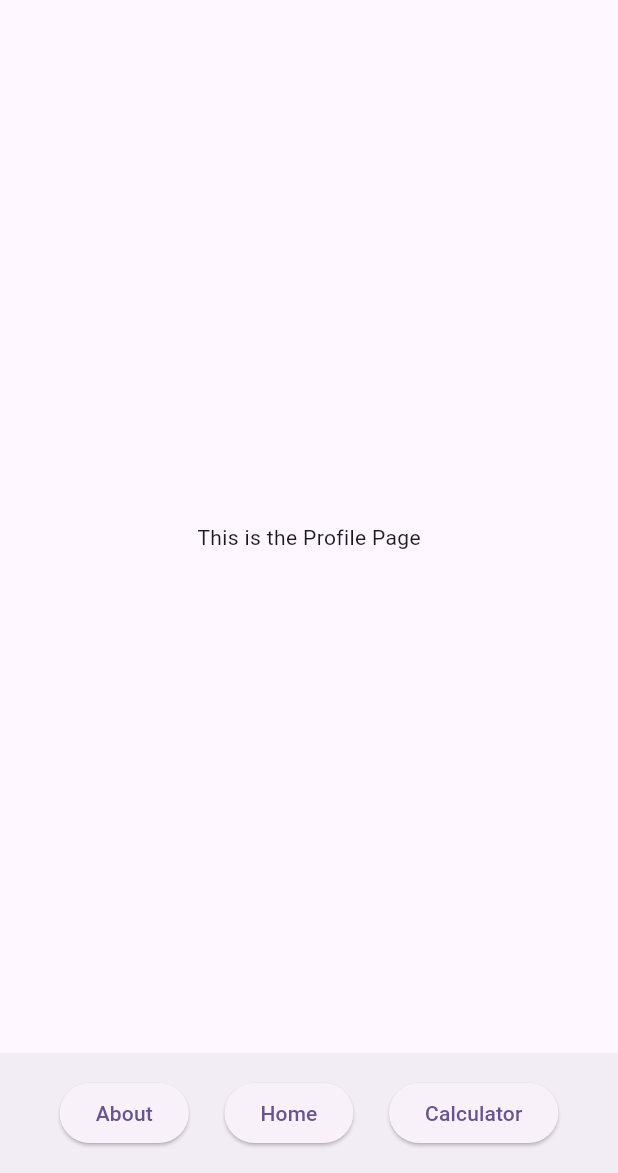
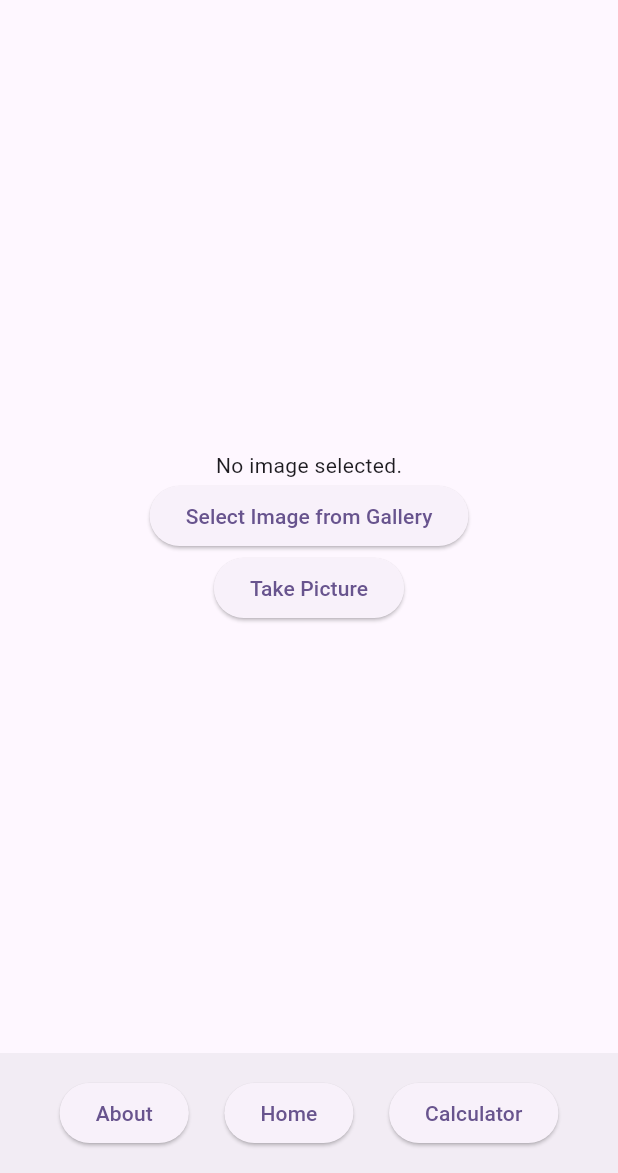
Before and after one commit to Umwe/Kwizera-Africa-Flutter-Mobile-Application, a Flutter app: the ProfilePage screen opened by its route, on a phone screen of 412 x 824 dp, the part 63-1236 px from its top. Run offline on Flutter 3.47's test engine with Material 3 defaults, Android fonts, the light colour scheme and no system bars; our stand-ins replace image_picker.

Commit message:
updates-17-03-2024

```diff
--- a/lib/profile_page.dart
+++ b/lib/profile_page.dart
@@ -1,8 +1,27 @@
 import 'package:flutter/material.dart';
 import 'CustomNavigationBar.dart';
-import 'drawer_widget.dart'; // Import the DrawerWidget
+import 'drawer_widget.dart';
+import 'package:image_picker/image_picker.dart';
+import 'dart:io';
 
-class ProfilePage extends StatelessWidget {
+class ProfilePage extends StatefulWidget {
+  @override
+  _ProfilePageState createState() => _ProfilePageState();
+}
+
+class _ProfilePageState extends State<ProfilePage> {
+  File? _image; // Variable to store the selected image
+
+  Future _getImage(ImageSource source) async {
+    final pickedFile = await ImagePicker().getImage(source: source);
+
+    setState(() {
+      if (pickedFile != null) {
+        _image = File(pickedFile.path);
+      }
+    });
+  }
+
   @override
   Widget build(BuildContext context) {
     return Scaffold(
@@ -13,7 +32,20 @@ class ProfilePage extends StatelessWidget {
         child: Column(
           mainAxisAlignment: MainAxisAlignment.center,
           children: <Widget>[
-            Text('This is the Profile Page'),
+            _image == null
+                ? Text('No image selected.')
+                : Image.file(
+              _image!,
+              height: 100.0, // Set the desired height
+            ),
+            ElevatedButton(
+              onPressed: () => _getImage(ImageSource.gallery),
+              child: Text('Select Image from Gallery'),
+            ),
+            ElevatedButton(
+              onPressed: () => _getImage(ImageSource.camera),
+              child: Text('Take Picture'),
+            ),
             // Other content specific to the ProfilePage
           ],
         ),
@@ -29,7 +61,7 @@ class ProfilePage extends StatelessWidget {
           // Do nothing or add specific functionality for ProfilePage button press
         },
       ),
-      endDrawer: DrawerWidget(), // Use DrawerWidget here
+      endDrawer: DrawerWidget(),
     );
   }
 }
```
Also changed, not shown: lib/drawer_widget.dart (+1 -8 lines), pubspec.yaml (+5 -67 lines), pubspec.lock, 5 other files.
